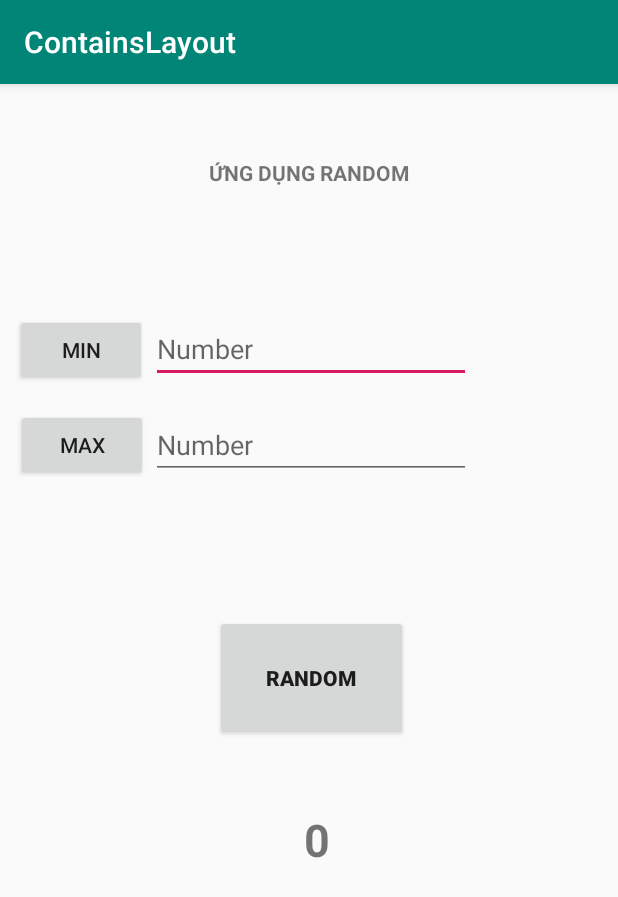
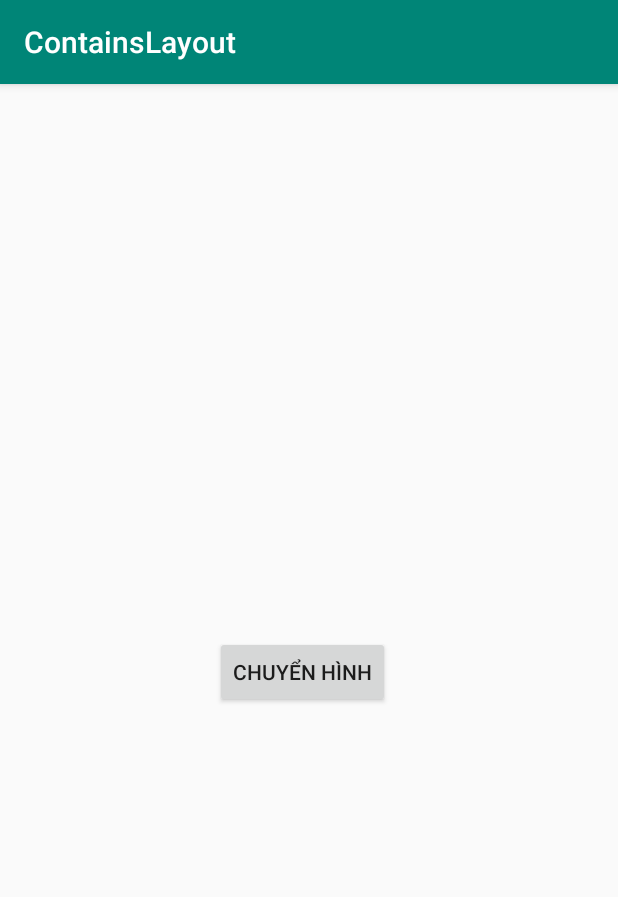
Before and after one commit to thang0918056106/hocOnlineandroidstudio, an Android app: the screen it shows after launch (MainActivity), on a phone screen of 412 x 824 dp. Shown: the top 897 px of the screen. Run offline under Robolectric (Android 15) with nearby library versions, the phone set to English and light mode, and no system bars.

Commit message:
random hinhanh

```diff
--- a/app/src/main/java/thangvo/vvt/containslayout/MainActivity.java
+++ b/app/src/main/java/thangvo/vvt/containslayout/MainActivity.java
@@ -6,39 +6,38 @@ import android.os.Bundle;
 import android.view.View;
 import android.widget.Button;
 import android.widget.EditText;
+import android.widget.ImageView;
+import android.widget.RelativeLayout;
 import android.widget.TextView;
 import android.widget.Toast;
 
+import java.util.ArrayList;
 import java.util.Random;
 
 public class MainActivity extends AppCompatActivity {
-    Button bntRandom;
-    TextView txtNumber;
-    EditText edtMin , edtMax;
 
-    private void cacView(){
-        bntRandom = (Button) findViewById(R.id.buttonrandom);
-        txtNumber = (TextView) findViewById(R.id.textview0);
-        edtMin = (EditText) findViewById(R.id.editTextmin);
-        edtMax = (EditText) findViewById(R.id.editTextmax);
-    }
+    RelativeLayout rltl;
+    ImageView hinh1,hinh2,hinh3;
+    Button bntchuyenHinh;
+
     @Override
     protected void onCreate(Bundle savedInstanceState) {
         super.onCreate(savedInstanceState);
         setContentView(R.layout.activity_main);
-        cacView();
 
+        rltl = (RelativeLayout) findViewById(R.id.relativeLayout);
+        bntchuyenHinh = (Button) findViewById(R.id.button3);
 
-        bntRandom.setOnClickListener(new View.OnClickListener() {
+        final ArrayList<Integer> listHinhAnh = new ArrayList<>();
+        listHinhAnh.add(R.drawable.hinhxe);
+        listHinhAnh.add(R.drawable.hinhdep1);
+
+        bntchuyenHinh.setOnClickListener(new View.OnClickListener() {
             @Override
             public void onClick(View view) {
-                String chuoi1 = edtMin.getText().toString();
-                String chuoi2 = edtMax.getText().toString();
-                int number1 = Integer.parseInt(chuoi1);
-                int number2 = Integer.parseInt(chuoi2);
                 Random random = new Random();
-                int number = random.nextInt(number2 - number1 + 1) + number1;
-                txtNumber.setText(number +"");
+                int vitri = random.nextInt(listHinhAnh.size());
+                rltl.setBackgroundResource(listHinhAnh.get(vitri));
             }
         });
 
--- a/app/src/main/res/layout/activity_main.xml
+++ b/app/src/main/res/layout/activity_main.xml
@@ -2,103 +2,22 @@
 <RelativeLayout xmlns:android="http://schemas.android.com/apk/res/android"
     xmlns:app="http://schemas.android.com/apk/res-auto"
     xmlns:tools="http://schemas.android.com/tools"
+    android:id="@+id/relativeLayout"
     android:layout_width="match_parent"
     android:layout_height="match_parent"
     tools:context=".MainActivity">
 
 
-
-    <TextView
-        android:id="@+id/textview0"
+    <Button
+        android:id="@+id/button3"
         android:layout_width="wrap_content"
         android:layout_height="wrap_content"
         android:layout_alignParentTop="true"
         android:layout_alignParentEnd="true"
         android:layout_alignParentRight="true"
-        android:layout_marginTop="483dp"
-        android:layout_marginEnd="192dp"
-        android:layout_marginRight="192dp"
-        android:text="0"
-        android:textSize="30dp"
-        android:textStyle="bold" />
-
-    <Button
-        android:id="@+id/buttonrandom"
-        android:layout_width="128dp"
-        android:layout_height="83dp"
-        android:layout_alignParentStart="true"
-        android:layout_alignParentLeft="true"
-        android:layout_alignParentTop="true"
-        android:layout_alignParentEnd="true"
-        android:layout_alignParentRight="true"
-        android:layout_marginStart="143dp"
-        android:layout_marginLeft="143dp"
-        android:layout_marginTop="354dp"
-        android:layout_marginEnd="140dp"
-        android:layout_marginRight="140dp"
-        android:text="RANDOM"
-        android:textStyle="bold" />
-
-    <EditText
-        android:id="@+id/editTextmin"
-        android:layout_width="wrap_content"
-        android:layout_height="wrap_content"
-        android:layout_alignParentTop="true"
-        android:layout_alignParentEnd="true"
-        android:layout_alignParentRight="true"
-        android:layout_marginTop="154dp"
-        android:layout_marginEnd="98dp"
-        android:layout_marginRight="98dp"
-        android:ems="10"
-        android:hint="Number"
-        android:inputType="textPersonName" />
-
-    <EditText
-        android:id="@+id/editTextmax"
-        android:layout_width="wrap_content"
-        android:layout_height="wrap_content"
-        android:layout_alignParentTop="true"
-        android:layout_alignParentEnd="true"
-        android:layout_alignParentRight="true"
-        android:layout_marginTop="218dp"
-        android:layout_marginEnd="98dp"
-        android:layout_marginRight="98dp"
-        android:ems="10"
-        android:hint="Number"
-        android:inputType="textPersonName" />
-
-    <Button
-        android:id="@+id/buttonmin"
-        android:layout_width="wrap_content"
-        android:layout_height="wrap_content"
-        android:layout_alignParentTop="true"
-        android:layout_alignParentEnd="true"
-        android:layout_alignParentRight="true"
-        android:layout_marginTop="153dp"
-        android:layout_marginEnd="314dp"
-        android:layout_marginRight="314dp"
-        android:text="MIN" />
-
-    <Button
-        android:id="@+id/buttonmax"
-        android:layout_width="wrap_content"
-        android:layout_height="wrap_content"
-        android:layout_below="@+id/buttonmin"
-        android:layout_alignParentEnd="true"
-        android:layout_alignParentRight="true"
-        android:layout_marginTop="15dp"
-        android:layout_marginEnd="313dp"
-        android:layout_marginRight="313dp"
-        android:text="Max" />
-
-    <TextView
-        android:id="@+id/textView"
-        android:layout_width="wrap_content"
-        android:layout_height="wrap_content"
-        android:text="Ứng dụng random"
-        android:textAllCaps="true"
-        android:textStyle="bold"
-        android:layout_centerHorizontal="true"
-        android:layout_marginTop="49dp"/>
+        android:layout_marginTop="368dp"
+        android:layout_marginEnd="152dp"
+        android:layout_marginRight="152dp"
+        android:text="Chuyển hình" />
 
 </RelativeLayout>
```
Also changed, not shown: app/src/main/res/drawable-v24/hinhdep.png (added), app/src/main/res/drawable-v24/hinhdep1.png (added), app/src/main/res/drawable-v24/hinhxe.png (added).
